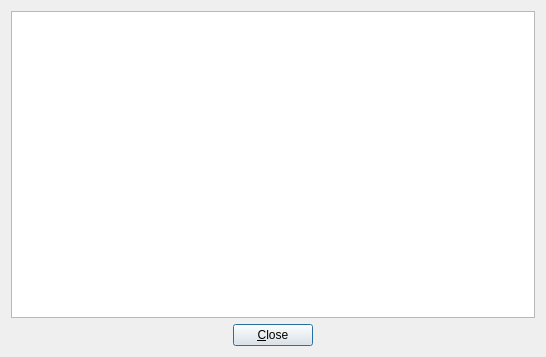
The window that src-qt4/warden-gui/dialogdisplayoutput.ui (trueos/pcbsd) describes before a commit, drawn with Qt 5.
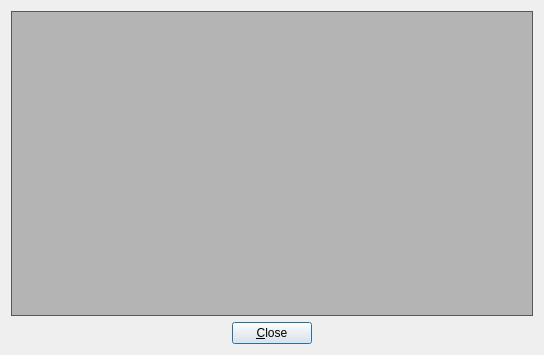
The same window after the commit. Icons and pictures are not drawn.

Commit message: Terminal like color scheme for the warden ui jail creation console output

```diff
--- a/src-qt4/warden-gui/dialogdisplayoutput.ui
+++ b/src-qt4/warden-gui/dialogdisplayoutput.ui
@@ -6,8 +6,8 @@
    <rect>
     <x>0</x>
     <y>0</y>
-    <width>546</width>
-    <height>357</height>
+    <width>544</width>
+    <height>355</height>
    </rect>
   </property>
   <property name="windowTitle">
@@ -66,6 +66,97 @@
    </item>
    <item row="0" column="0">
     <widget class="QTextEdit" name="lineDisplay">
+     <property name="palette">
+      <palette>
+       <active>
+        <colorrole role="Text">
+         <brush brushstyle="SolidPattern">
+          <color alpha="255">
+           <red>255</red>
+           <green>255</green>
+           <blue>255</blue>
+          </color>
+         </brush>
+        </colorrole>
+        <colorrole role="Base">
+         <brush brushstyle="SolidPattern">
+          <color alpha="255">
+           <red>0</red>
+           <green>0</green>
+           <blue>0</blue>
+          </color>
+         </brush>
+        </colorrole>
+        <colorrole role="Window">
+         <brush brushstyle="SolidPattern">
+          <color alpha="255">
+           <red>0</red>
+           <green>0</green>
+           <blue>0</blue>
+          </color>
+         </brush>
+        </colorrole>
+       </active>
+       <inactive>
+        <colorrole role="Text">
+         <brush brushstyle="SolidPattern">
+          <color alpha="255">
+           <red>255</red>
+           <green>255</green>
+           <blue>255</blue>
+          </color>
+         </brush>
+        </colorrole>
+        <colorrole role="Base">
+         <brush brushstyle="SolidPattern">
+          <color alpha="255">
+           <red>180</red>
+           <green>180</green>
+           <blue>180</blue>
+          </color>
+         </brush>
+        </colorrole>
+        <colorrole role="Window">
+         <brush brushstyle="SolidPattern">
+          <color alpha="255">
+           <red>114</red>
+           <green>114</green>
+           <blue>114</blue>
+          </color>
+         </brush>
+        </colorrole>
+       </inactive>
+       <disabled>
+        <colorrole role="Text">
+         <brush brushstyle="SolidPattern">
+          <color alpha="255">
+           <red>88</red>
+           <green>88</green>
+           <blue>88</blue>
+          </color>
+         </brush>
+        </colorrole>
+        <colorrole role="Base">
+         <brush brushstyle="SolidPattern">
+          <color alpha="255">
+           <red>114</red>
+           <green>114</green>
+           <blue>114</blue>
+          </color>
+         </brush>
+        </colorrole>
+        <colorrole role="Window">
+         <brush brushstyle="SolidPattern">
+          <color alpha="255">
+           <red>114</red>
+           <green>114</green>
+           <blue>114</blue>
+          </color>
+         </brush>
+        </colorrole>
+       </disabled>
+      </palette>
+     </property>
      <property name="readOnly">
       <bool>true</bool>
      </property>
```
